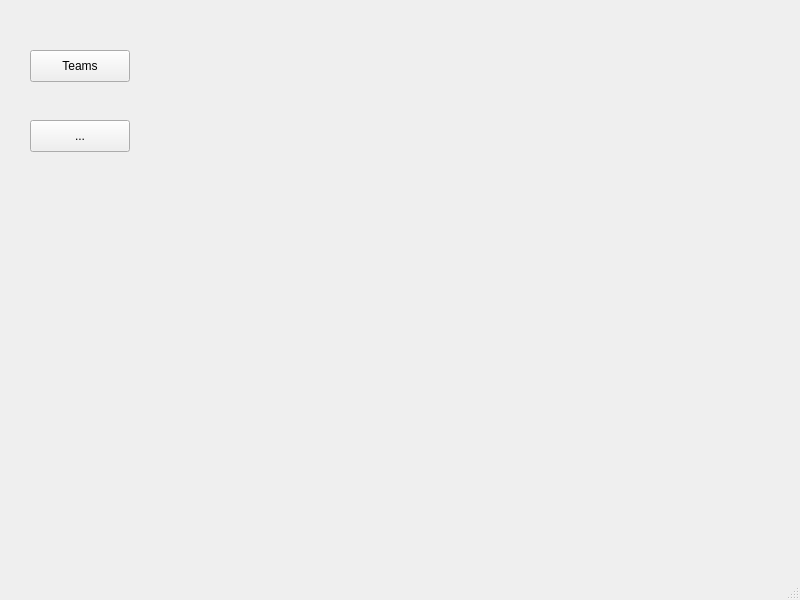
Above: mainwindow.ui from AlexeyProg/teams_stats before the change. Below: the same form after it.
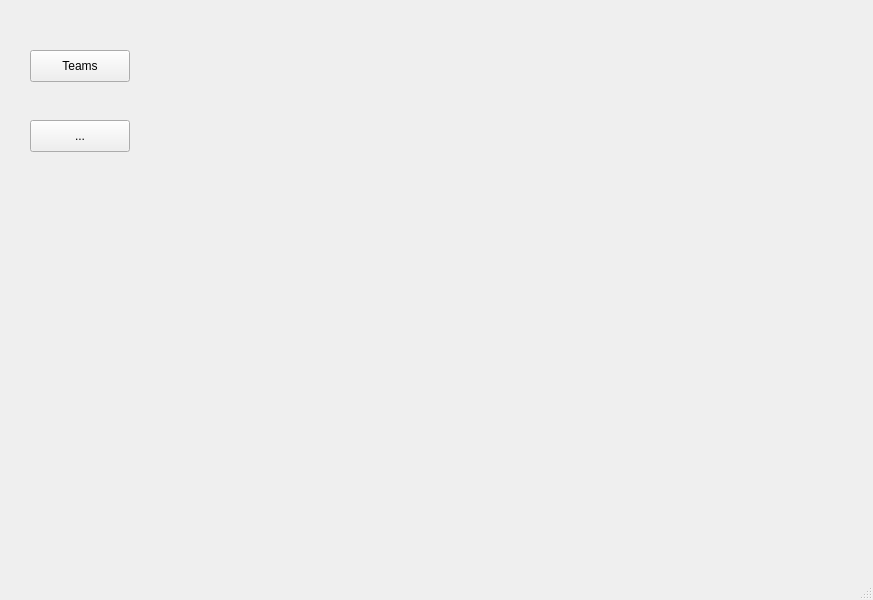
That is the form after the change.

What changed in the file:
```diff
--- a/mainwindow.ui
+++ b/mainwindow.ui
@@ -6,7 +6,7 @@
    <rect>
     <x>0</x>
     <y>0</y>
-    <width>800</width>
+    <width>873</width>
     <height>600</height>
    </rect>
   </property>
```
Left out of the diff: 2 changed lines with no effect on the pictures.
